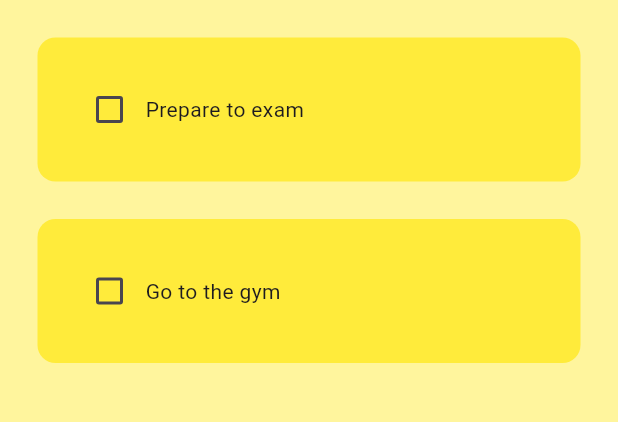
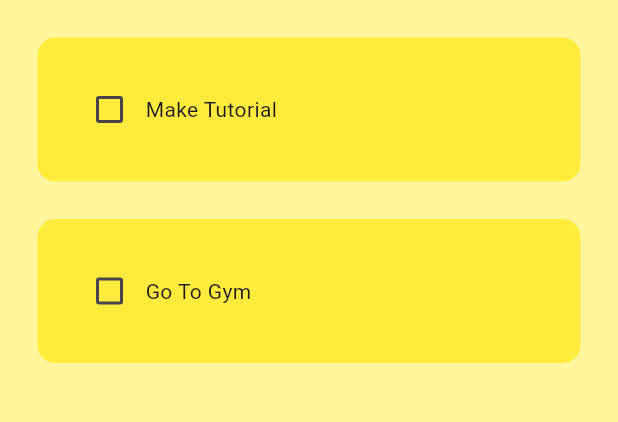
Before and after one commit to Raashi-d/Todo_App, a Flutter app: the screen it shows after launch, on a phone screen of 412 x 824 dp, the part 84-506 px from its top. Run offline on Flutter 3.47's test engine with Material 3 defaults, Android fonts, the phone set to English and light mode, and no system bars; drawn by our look-alikes of flutter_slidable; our stand-ins replace hive, hive_flutter; accounts and stored records are empty.

Commit message:
finished the code

```diff
--- /dev/null
+++ b/tudo_app/lib/data/database.dart
@@ -0,0 +1,28 @@
+import 'package:hive/hive.dart';
+
+class ToDoDataBase {
+
+  List toDoList = [];
+
+  //reference to hive box
+  final _myBox = Hive.box('myBox');
+
+  //run this method if it the first time ever opening the app
+  void createInitialData(){
+    toDoList = [
+      ["Make Tutorial", false],
+      ["Go To Gym", false],
+
+    ];
+  }
+
+  //load the data from the database
+  void loadData(){
+    toDoList = _myBox.get('TODOLIST');
+  }
+
+  //update the data in the database
+  void updateData(){
+    _myBox.put('TODOLIST', toDoList);
+  }
+}
--- a/tudo_app/lib/pages/home_page.dart
+++ b/tudo_app/lib/pages/home_page.dart
@@ -1,6 +1,8 @@
 // ignore_for_file: prefer_const_constructors, prefer_const_literals_to_create_immutables
 
 import 'package:flutter/material.dart';
+import 'package:hive/hive.dart';
+import 'package:tudo_app/data/database.dart';
 import 'package:tudo_app/util/dialog_box.dart';
 import 'package:tudo_app/util/todo_tile.dart';
 
@@ -12,28 +14,46 @@ class HomePage extends StatefulWidget {
 }
 
 class _HomePageState extends State<HomePage> {
+
+  // reference the hive box
+  final _myBox = Hive.box('myBox');
+  ToDoDataBase db = ToDoDataBase();
+
+  @override
+  void initState() {
+
+  //if this is the first time ever opening the app then create default data
+  if(_myBox.get('TODOLIST') == null){
+    db.createInitialData();
+  }else{ //if there already data in the database then load it
+    db.loadData();
+
+  }
+
+    super.initState();
+  }
+
+  //controller for the dialog box
   final _controller = TextEditingController();
 
-  List toDoList = [
-    ["Prepare to exam", false],
-    ["Go to the gym", false],
-  ];
 
 
   //check box tapped
   void checkBoxChanged(bool? value, int index){
     setState(() {
-      toDoList[index][1] = value!;
+      db.toDoList[index][1] = !db.toDoList[index][1];
     });
+    db.updateData();
   }
 
   //save new task
   void saveNewTask(){
     setState(() {
-      toDoList.add([_controller.text, false]);
+      db.toDoList.add([_controller.text, false]);
       _controller.clear();
     });
     Navigator.pop(context);
+    db.updateData();
   }
 
   //create new task
@@ -54,8 +74,9 @@ class _HomePageState extends State<HomePage> {
   //delete task
   void deleteTask(int index){
     setState(() {
-      toDoList.removeAt(index);
+      db.toDoList.removeAt(index);
     });
+    db.updateData();
   }
 
   @override
@@ -73,13 +94,13 @@ class _HomePageState extends State<HomePage> {
 
 
       body: ListView.builder(
-        itemCount: toDoList.length,
+        itemCount: db.toDoList.length,
         itemBuilder:(context, index){
           return TodoTile(
-            taskName: toDoList[index][0],
-            taskCompleted: toDoList[index][1],
+            taskName: db.toDoList[index][0],
+            taskCompleted: db.toDoList[index][1],
             onChanged: (value) =>checkBoxChanged(value, index),
-            //deleteFunction: (context) => deleteTask,
+            deleteFunction: (context) => deleteTask(index),
           );
         } ,
       ),
--- a/tudo_app/lib/util/todo_tile.dart
+++ b/tudo_app/lib/util/todo_tile.dart
@@ -1,24 +1,41 @@
 // ignore_for_file: sort_child_properties_last, prefer_const_constructors, prefer_const_literals_to_create_immutables
 
 import 'package:flutter/material.dart';
+import 'package:flutter_slidable/flutter_slidable.dart';
+
 
 class TodoTile extends StatelessWidget {
 
   final String taskName;
   final bool taskCompleted;
   Function(bool?)? onChanged;
+  Function(BuildContext)? deleteFunction;
 
 
   TodoTile({super.key,
     required this.taskName,
     required this.taskCompleted,
     this.onChanged,
+    this.deleteFunction
   });
 
   @override
   Widget build(BuildContext context) {
     return Padding(
       padding: const EdgeInsets.only(left: 25, right: 25, top: 25),
+      child: Slidable(
+        endActionPane: ActionPane(
+          motion: StretchMotion(),
+          children: [
+            SlidableAction(
+              onPressed: deleteFunction,
+              icon: Icons.delete,
+              backgroundColor: Colors.red.shade300,
+              borderRadius: BorderRadius.circular(12),
+              //label: 'Delete',
+            ),
+          ],
+          ),
         child: Container(
           padding: const EdgeInsets.all(24.0),
           child:
@@ -41,6 +58,7 @@ class TodoTile extends StatelessWidget {
             borderRadius: BorderRadius.circular(12),
           ),
         ),
+      ),
     );
   }
 }
--- a/tudo_app/pubspec.yaml
+++ b/tudo_app/pubspec.yaml
@@ -30,6 +30,8 @@ environment:
 dependencies:
   flutter:
     sdk: flutter
+  hive: ^2.0.5
+  hive_flutter: ^1.1.0
 
 
   # The following adds the Cupertino Icons font to your application.
@@ -39,6 +41,9 @@ dependencies:
 dev_dependencies:
   flutter_test:
     sdk: flutter
+  flutter_slidable: ^3.1.1
+  hive_generator: ^1.1.0
+  build_runner: ^2.1.1
 
   # The "flutter_lints" package below contains a set of recommended lints to
   # encourage good coding practices. The lint set provided by the package is
```
Also changed, not shown: tudo_app/lib/main.dart (+10 -3 lines), tudo_app/pubspec.lock, 1 other file. Lines whose indentation alone changed are shown as unchanged.
